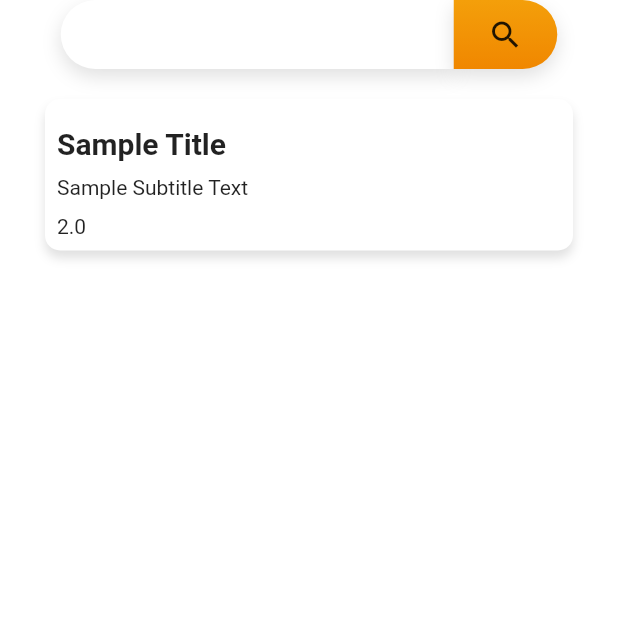
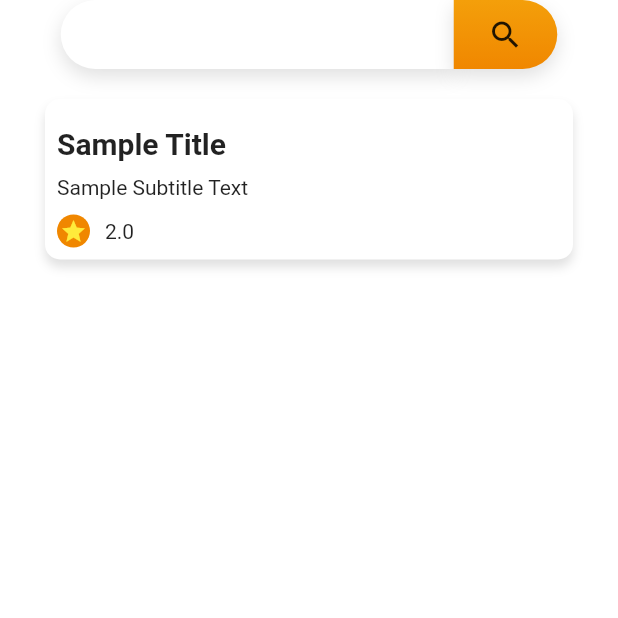
Before and after one commit to MaxZx3000/AI-Compfest-GigaPrime, a Flutter app: the screen it shows after launch, on a phone screen of 412 x 824 dp, the top half of it. Run offline on Flutter 3.47's test engine with Material 2 defaults, Android fonts, the phone set to English and light mode, and no system bars.

Commit message:
Added Styling to Star Icon

```diff
--- a/aplikasi/lib/templates/horizontal_item_view.dart
+++ b/aplikasi/lib/templates/horizontal_item_view.dart
@@ -1,5 +1,6 @@
 import 'package:flutter/cupertino.dart';
 import 'package:flutter/material.dart';
+import 'package:travelling_app/globals/colors.dart';
 
 class HorizontalItemWidget extends StatelessWidget{
   final String titleText;
@@ -48,10 +49,29 @@ class HorizontalItemWidget extends StatelessWidget{
           padding: const EdgeInsets.only(
             top: 10,
           ),
-          child: Text(
-            rating.toString(),
-            overflow: TextOverflow.ellipsis,
-            textAlign: TextAlign.left,
+          child: Row(
+            children: [
+              Container(
+                decoration: BoxDecoration(
+                  shape: BoxShape.circle,
+                  color: Color(colors["dark_orange"] as int)
+                ),
+                padding: const EdgeInsets.all(2.0),
+                child: const Icon(
+                  Icons.star,
+                  color: Colors.yellow,
+                  size: 18,
+                )
+              ),
+              SizedBox(
+                width: 10,
+              ),
+              Text(
+                rating.toString(),
+                overflow: TextOverflow.ellipsis,
+                textAlign: TextAlign.left,
+              ),
+            ]
           ),
         )
       ],
```
